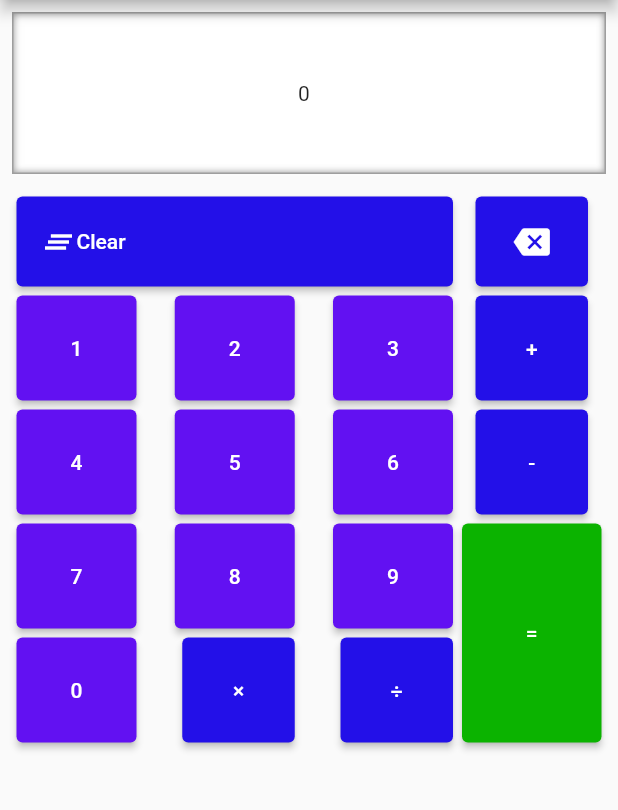
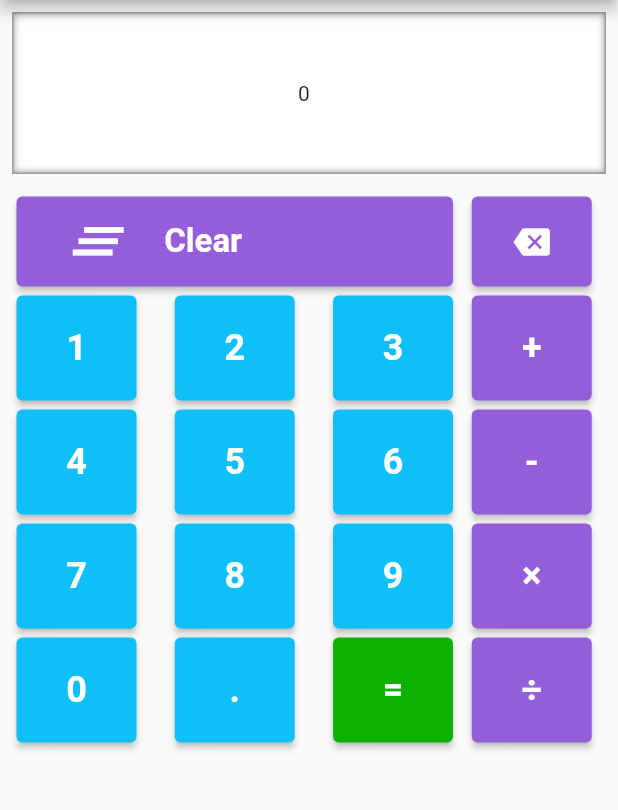
Before and after one commit to HashemAlkeshawi/Magic_calculator, a Flutter app: the Magic_calculator screen opened directly, on a phone screen of 412 x 824 dp, the part 84-894 px from its top. Run offline on Flutter 3.47's test engine with Material 2 defaults, Android fonts, the phone set to English and light mode, and no system bars; our stand-ins replace flutter_svg, lottie; missing offline and left inert: dart:ffi.

Commit message:
finishing ui

```diff
--- a/lib/main.dart
+++ b/lib/main.dart
@@ -1,5 +1,5 @@
 import 'package:flutter/material.dart';
-import 'package:magic_calculator/screens/HiddenApp/home.dart';
+import 'package:magic_calculator/screens/calculator.dart';
 
 void main() {
   runApp(App());
@@ -10,7 +10,7 @@ class App extends StatelessWidget {
   Widget build(BuildContext context) {
     return MaterialApp(
       debugShowCheckedModeBanner: false,
-      home: Home(),
+      home: Magic_calculator(),
     );
   }
 }
--- a/lib/screens/HiddenApp/journals_modul/Add_Journal.dart
+++ b/lib/screens/HiddenApp/journals_modul/Add_Journal.dart
@@ -1,8 +1,6 @@
-import 'package:flutter/cupertino.dart';
 import 'package:flutter/material.dart';
 import 'package:intl/intl.dart';
 import 'package:magic_calculator/data/JSON_FILS/Journal_JSON.dart';
-import 'package:magic_calculator/screens/HiddenApp/journals_modul/Journals_UI.dart';
 
 import '../../../data/dataClasses/Journals.dart';
 
--- a/lib/widgets/Calculator.dart
+++ b/lib/widgets/Calculator.dart
@@ -61,15 +61,25 @@ class _CalculatorState extends State<Calculator> {
                         child: ElevatedButton(
                           style: ButtonStyle(
                               backgroundColor:
-                                  MaterialStateProperty.all(Color(0xff2310E8))),
+                                  MaterialStateProperty.all(Color(0xff945EDB))),
                           onPressed: () {
                             Clear();
                           },
-                          child: Row(
-                            children: [
-                              Icon(Icons.clear_all),
-                              Text("Clear"),
-                            ],
+                          child: const ListTile(
+                            // minLeadingWidth: 1,
+                            leading: Icon(
+                              Icons.clear_all,
+                              color: Colors.white,
+                              size: 45,
+                            ),
+                            title: Text(
+                              " Clear",
+                              style: TextStyle(
+                                color: Colors.white,
+                                fontSize: 22,
+                                fontWeight: FontWeight.bold,
+                              ),
+                            ),
                           ),
                         ),
                       ),
@@ -101,8 +111,8 @@ class _CalculatorState extends State<Calculator> {
                         mainAxisAlignment: MainAxisAlignment.spaceBetween,
                         children: [
                           nomberButton(0),
-                          operatorButton(Operator.mult),
-                          operatorButton(Operator.div),
+                          nomberButton('.'),
+                          equalButton(),
                         ],
                       ),
                     ],
@@ -116,7 +126,8 @@ class _CalculatorState extends State<Calculator> {
                       backSpaceButton(),
                       operatorButton(Operator.sum),
                       operatorButton(Operator.sub),
-                      equalButton(),
+                      operatorButton(Operator.mult),
+                      operatorButton(Operator.div),
                     ],
                   ),
                 ),
@@ -153,10 +164,10 @@ class _CalculatorState extends State<Calculator> {
     return Container(
       margin: EdgeInsets.all(3),
       height: 60,
-      width: 75,
+      width: 80,
       child: ElevatedButton(
         style: ButtonStyle(
-            backgroundColor: MaterialStateProperty.all(Color(0xff2310E8))),
+            backgroundColor: MaterialStateProperty.all(Color(0xff945EDB))),
         onPressed: () {
           if (widget.operation.length == 1 || widget.operation.isEmpty) {
             widget.First_index =
@@ -181,20 +192,26 @@ class _CalculatorState extends State<Calculator> {
     );
   }
 
-  Widget nomberButton(int nomber) {
+  Widget nomberButton(dynamic nomber) {
     return Container(
       margin: EdgeInsets.all(3),
       height: 70,
       width: 80,
       child: ElevatedButton(
         style: ButtonStyle(
-            backgroundColor: MaterialStateProperty.all(Color(0xff6211F2))),
+            backgroundColor: MaterialStateProperty.all(Color(0xff0EC0F7))),
         onPressed: () {
           onNomberClicked(nomber);
           setState(() {});
         },
         child: Container(
-          child: Text("$nomber"),
+          child: Text(
+            "$nomber",
+            style: const TextStyle(
+              fontSize: 24,
+              fontWeight: FontWeight.bold,
+            ),
+          ),
         ),
       ),
     );
@@ -204,16 +221,22 @@ class _CalculatorState extends State<Calculator> {
     return Container(
       margin: EdgeInsets.all(3),
       height: 70,
-      width: 75,
+      width: 80,
       child: ElevatedButton(
         style: ButtonStyle(
-            backgroundColor: MaterialStateProperty.all(Color(0xff2310E8))),
+            backgroundColor: MaterialStateProperty.all(Color(0xff945EDB))),
         onPressed: () {
           onOperatorClicked(operator);
           setState(() {});
         },
         child: Container(
-          child: Text(operatorIcon(operator)),
+          child: Text(
+            operatorIcon(operator),
+            style: const TextStyle(
+              fontSize: 24,
+              fontWeight: FontWeight.bold,
+            ),
+          ),
         ),
       ),
     );
@@ -265,8 +288,8 @@ class _CalculatorState extends State<Calculator> {
   Widget equalButton() {
     return Container(
       margin: EdgeInsets.all(3),
-      height: 146,
-      width: double.infinity,
+      height: 70,
+      width: 80,
       child: ElevatedButton(
         style: ButtonStyle(
             backgroundColor: MaterialStateProperty.all(Color(0xff0BB300))),
@@ -275,7 +298,13 @@ class _CalculatorState extends State<Calculator> {
           setState(() {});
         },
         child: Container(
-          child: Text(operatorIcon(Operator.equal)),
+          child: Text(
+            operatorIcon(Operator.equal),
+            style: const TextStyle(
+              fontSize: 24,
+              fontWeight: FontWeight.bold,
+            ),
+          ),
         ),
       ),
     );
@@ -291,6 +320,10 @@ class _CalculatorState extends State<Calculator> {
       print("Done!");
     } else if (operation.length == 1 || operation.length == 2) {
     } else if (operation.length == 3) {
+      if (operation[0] == '.' || operation[2] == '.') {
+        widget.operation.clear();
+        widget.operation.add("Invalid equation, Value of ' . '");
+      } else {
         if (operation[1] == "+") {
           String temp = (sum(operation[0], operation[2]));
           widget.operation.clear();
@@ -308,6 +341,7 @@ class _CalculatorState extends State<Calculator> {
           widget.operation.clear();
           widget.operation.add(temp);
         } else {}
+      }
     }
     widget.First_index = '';
     widget.Second_index = '';
--- a/pubspec.yaml
+++ b/pubspec.yaml
@@ -36,6 +36,7 @@ dependencies:
   cupertino_icons: ^1.0.2
   intl: ^0.17.0
   lottie: ^1.3.0
+  flutter_svg: ^1.1.1+1
 
 dev_dependencies:
   flutter_test:
@@ -63,6 +64,7 @@ flutter:
   assets:
     - assets/images/
     - assets/animations/
+    - assets/svgs/
   #   - images/a_dot_ham.jpeg
 
   # An image asset can refer to one or more resolution-specific "variants", see
```
Also changed, not shown: lib/screens/HiddenApp/journals_modul/Journals_UI.dart (+35 -2 lines), lib/screens/HiddenApp/notes_modul/Notes_UI.dart (+29 -1 lines), lib/screens/HiddenApp/tasks_modul/Tasks_UI.dart (+29 -1 lines), lib/widgets/Note_item_ui.dart (+43 -19 lines), lib/widgets/drawer.dart (+27 -10 lines), assets/svgs/note.svg (added), pubspec.lock. Lines whose indentation alone changed are shown as unchanged.
